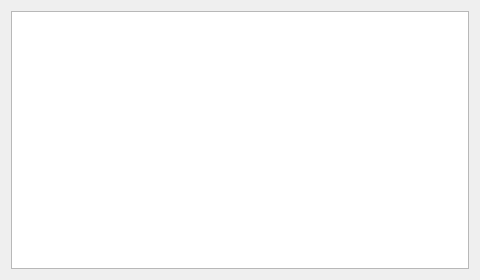
Old version of the form mapeditor/inspector/townbuildingswidget.ui in the repository vcmi/vcmi.
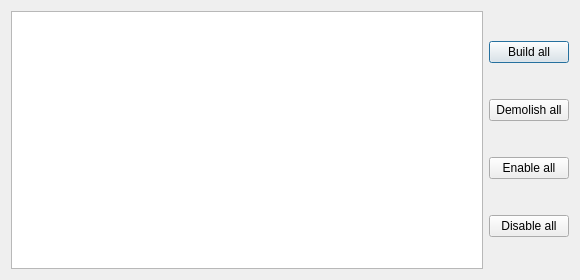
New version of the form.

Commit message: map editor:  Add bulk actions for buildings in TownBulidingsWidget

```diff
--- a/mapeditor/inspector/townbuildingswidget.ui
+++ b/mapeditor/inspector/townbuildingswidget.ui
@@ -9,7 +9,7 @@
    <rect>
     <x>0</x>
     <y>0</y>
-    <width>480</width>
+    <width>580</width>
     <height>280</height>
    </rect>
   </property>
@@ -21,7 +21,7 @@
   </property>
   <property name="minimumSize">
    <size>
-    <width>480</width>
+    <width>580</width>
     <height>280</height>
    </size>
   </property>
@@ -45,6 +45,38 @@
      </attribute>
     </widget>
    </item>
+   <item>
+    <layout class="QVBoxLayout" name="verticalLayout">
+     <item>
+      <widget class="QPushButton" name="buildAll">
+       <property name="text">
+        <string>Build all</string>
+       </property>
+      </widget>
+     </item>
+     <item>
+      <widget class="QPushButton" name="demolishAll">
+       <property name="text">
+        <string>Demolish all</string>
+       </property>
+      </widget>
+     </item>
+     <item>
+      <widget class="QPushButton" name="enableAll">
+       <property name="text">
+        <string>Enable all</string>
+       </property>
+      </widget>
+     </item>
+     <item>
+      <widget class="QPushButton" name="disableAll">
+       <property name="text">
+        <string>Disable all</string>
+       </property>
+      </widget>
+     </item>
+    </layout>
+   </item>
   </layout>
  </widget>
  <resources/>
```
The commit also changes 2 other files.
